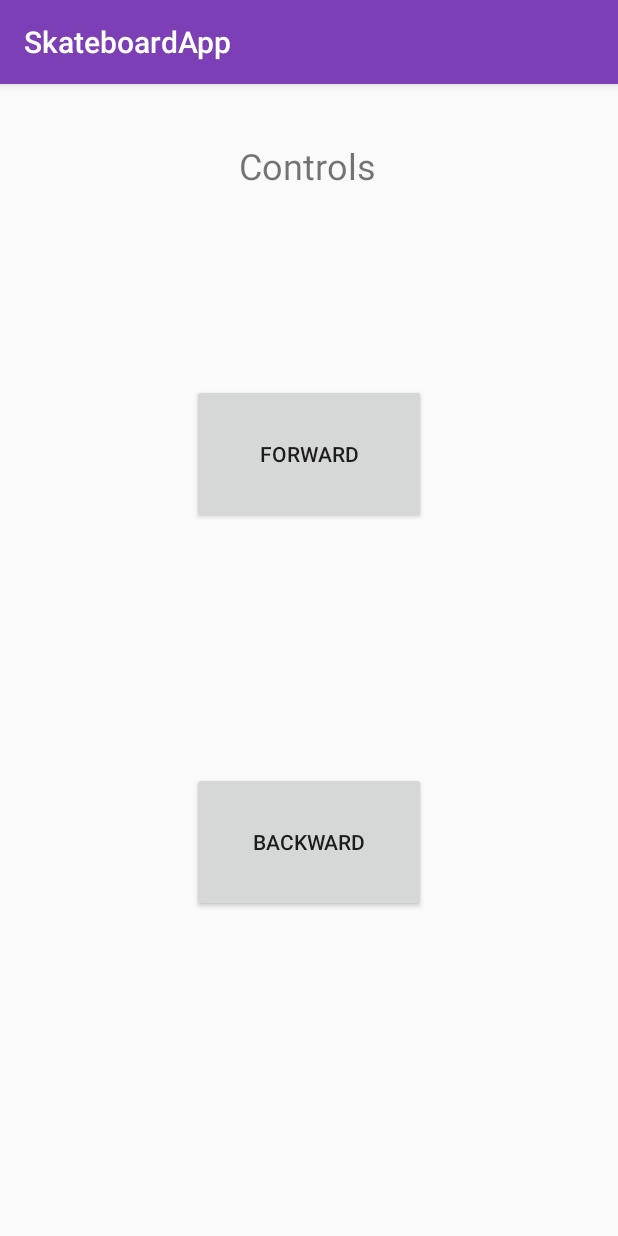
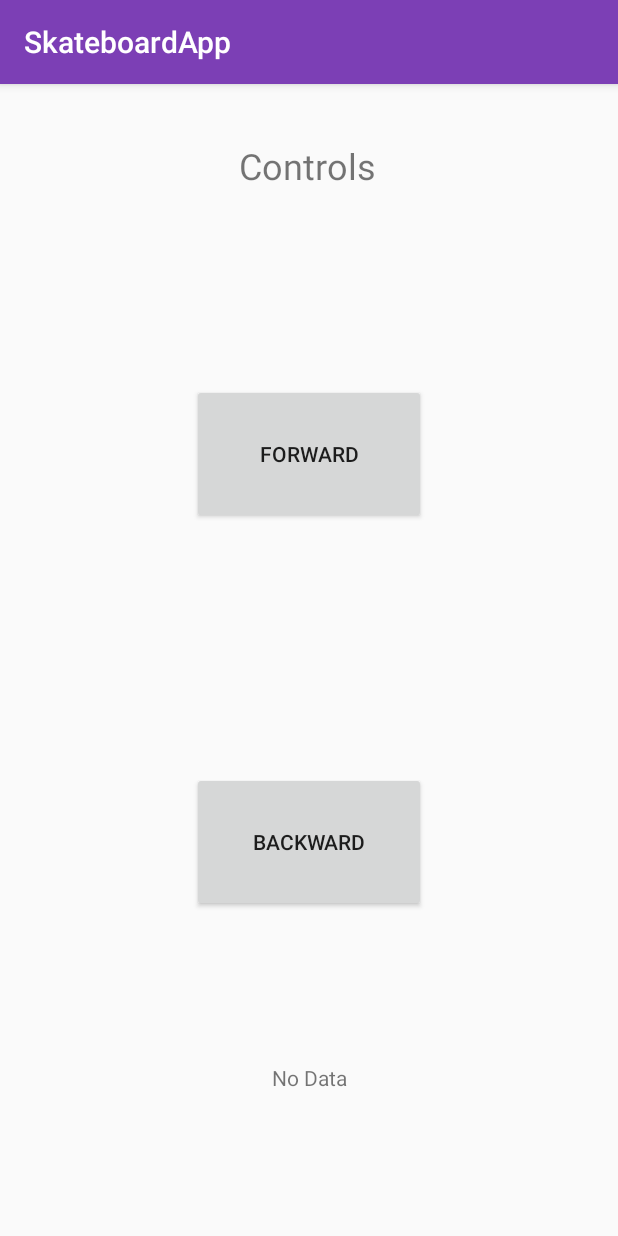
Before and after one commit to ismailhasannnnnn/SkateboardProject, an Android app: the ControlActivity screen opened directly, with no data from a screen before it, after a tap on "FORWARD", on a phone screen of 412 x 824 dp. Run offline under Robolectric (Android 15) with nearby library versions, the phone set to English and light mode, and no system bars; 3 statements that could not run were skipped.

Commit message:
Updated code

```diff
--- a/SkateboardApp/app/src/main/java/com/example/ismailhasan/skateboardapp/ControlActivity.java
+++ b/SkateboardApp/app/src/main/java/com/example/ismailhasan/skateboardapp/ControlActivity.java
@@ -10,6 +10,7 @@ import android.support.v7.app.AppCompatActivity;
 import android.os.Bundle;
 import android.view.View;
 import android.widget.Button;
+import android.widget.TextView;
 import android.widget.Toast;
 
 import java.io.IOException;
@@ -39,7 +40,7 @@ public class ControlActivity extends AppCompatActivity {
         btnForward.setOnClickListener(new View.OnClickListener(){
 
             public void onClick(View v){
-                forward(v);
+                forward();
             }
 
         });
@@ -47,26 +48,45 @@ public class ControlActivity extends AppCompatActivity {
         btnBackward.setOnClickListener(new View.OnClickListener(){
 
             public void onClick(View v){
-                backward(v);
+                backward();
             }
 
         });
 
+        new ConnectBT().execute();
+
     }
 
-    public void forward(View v){
-        try{
-            btSocket.getOutputStream().write("TO".toString().getBytes());
-        }catch(IOException e){
-            easyToast("Error.");
+    public void forward(){
+        if (btSocket!=null)
+        {
+            try
+            {
+//                btSocket.getOutputStream().write("TO".getBytes());
+                btSocket.getOutputStream().write("TO".getBytes());
+                TextView dataLabel = (TextView)findViewById(R.id.dataLabel);
+//                dataLabel.setText(btSocket.getInputStream().read());
+            }
+            catch (IOException e)
+            {
+                easyToast("Error");
+            }
         }
     }
 
-    public void backward(View v){
-        try{
-            btSocket.getOutputStream().write("TF".toString().getBytes());
-        }catch (IOException e){
-            easyToast("Error");
+    public void backward(){
+        if (btSocket!=null)
+        {
+            try
+            {
+                btSocket.getOutputStream().write("TF".getBytes());
+                TextView dataLabel = (TextView)findViewById(R.id.dataLabel);
+//                dataLabel.setText(btSocket.getInputStream().read());
+            }
+            catch (IOException e)
+            {
+                easyToast("Error");
+            }
         }
     }
 
--- a/SkateboardApp/app/src/main/java/com/example/ismailhasan/skateboardapp/MainActivity.java
+++ b/SkateboardApp/app/src/main/java/com/example/ismailhasan/skateboardapp/MainActivity.java
@@ -26,7 +26,7 @@ public class MainActivity extends AppCompatActivity {
     Set<BluetoothDevice> pairedDevices;
     public static String EXTRA_ADDRESS = "device_address";
     ArrayList list = new ArrayList();
-    boolean btPossible = false;
+    boolean btPossible = true;
 
 
     @Override
--- a/SkateboardApp/app/src/main/res/layout/activity_control.xml
+++ b/SkateboardApp/app/src/main/res/layout/activity_control.xml
@@ -53,4 +53,19 @@
         app:layout_constraintTop_toTopOf="parent"
         app:layout_constraintVertical_bias="0.684" />
 
+    <TextView
+        android:layout_width="wrap_content"
+        android:layout_height="wrap_content"
+        android:layout_marginBottom="8dp"
+        android:layout_marginEnd="8dp"
+        android:layout_marginStart="8dp"
+        android:layout_marginTop="8dp"
+        android:text="No Data"
+        android:id="@+id/dataLabel"
+        app:layout_constraintBottom_toBottomOf="parent"
+        app:layout_constraintEnd_toEndOf="parent"
+        app:layout_constraintStart_toStartOf="parent"
+        app:layout_constraintTop_toTopOf="parent"
+        app:layout_constraintVertical_bias="0.88" />
+
 </android.support.constraint.ConstraintLayout>
```
